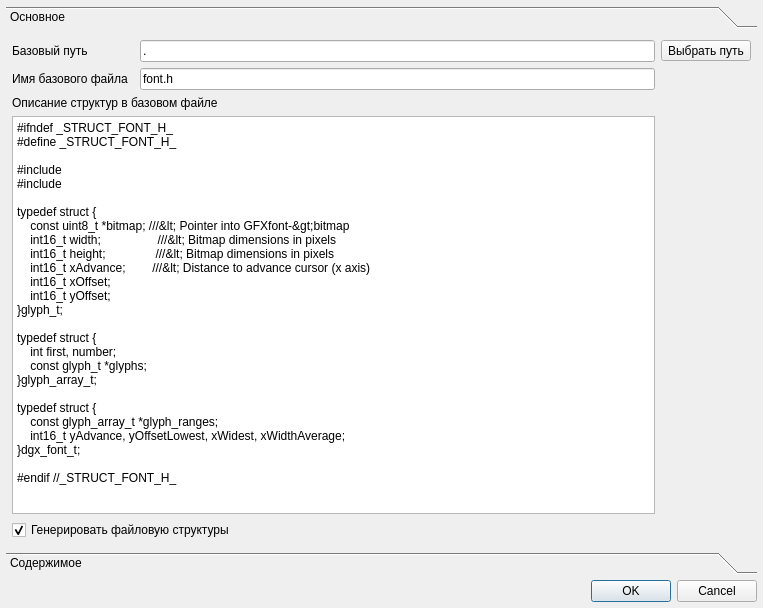
The window that ui/settings.ui (Llerr/FontCreator) describes before a commit, drawn with Qt 5.
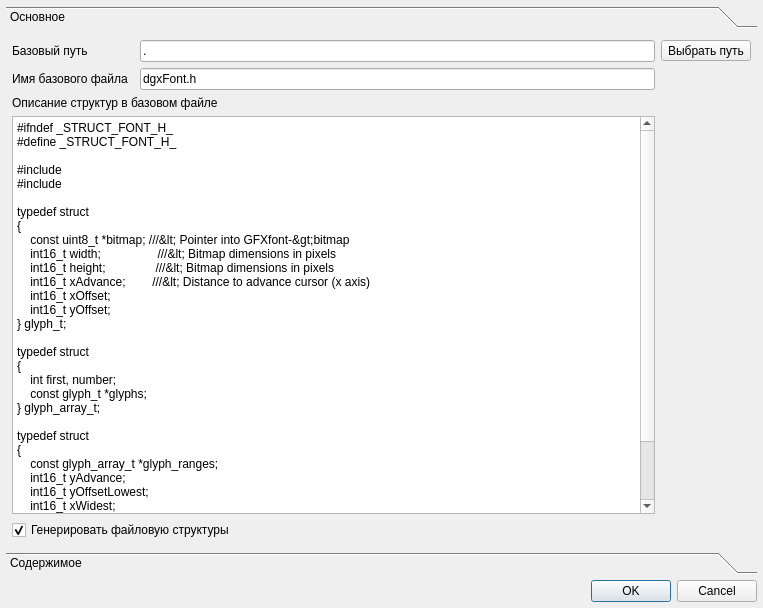
The same window after the commit. Icons and pictures are not drawn.

The edit to the form file:
```diff
--- a/ui/settings.ui
+++ b/ui/settings.ui
@@ -79,7 +79,7 @@
        <item row="1" column="2">
         <widget class="QLineEdit" name="edtFileName">
          <property name="text">
-          <string>font.h</string>
+          <string>dgxFont.h</string>
          </property>
         </widget>
        </item>
@@ -124,24 +124,30 @@
 #include &lt;stdint.h&gt;
 #include &lt;stddef.h&gt;
 
-typedef struct {
+typedef struct
+{
     const uint8_t *bitmap; ///&lt; Pointer into GFXfont-&gt;bitmap
     int16_t width;                 ///&lt; Bitmap dimensions in pixels
     int16_t height;               ///&lt; Bitmap dimensions in pixels
     int16_t xAdvance;        ///&lt; Distance to advance cursor (x axis)
     int16_t xOffset;
     int16_t yOffset;
-}glyph_t;
+} glyph_t;
 
-typedef struct {
+typedef struct
+{
     int first, number;
     const glyph_t *glyphs;
-}glyph_array_t;
+} glyph_array_t;
 
-typedef struct {
+typedef struct
+{
     const glyph_array_t *glyph_ranges;
-    int16_t yAdvance, yOffsetLowest, xWidest, xWidthAverage;
-}dgx_font_t;
+    int16_t yAdvance;
+    int16_t yOffsetLowest;
+    int16_t xWidest;
+    int16_t xWidthAverage;
+} dgx_font_t;
 
 #endif //_STRUCT_FONT_H_</string>
          </property>
```
Left out of the diff: 4 changed lines with no effect on the pictures.
